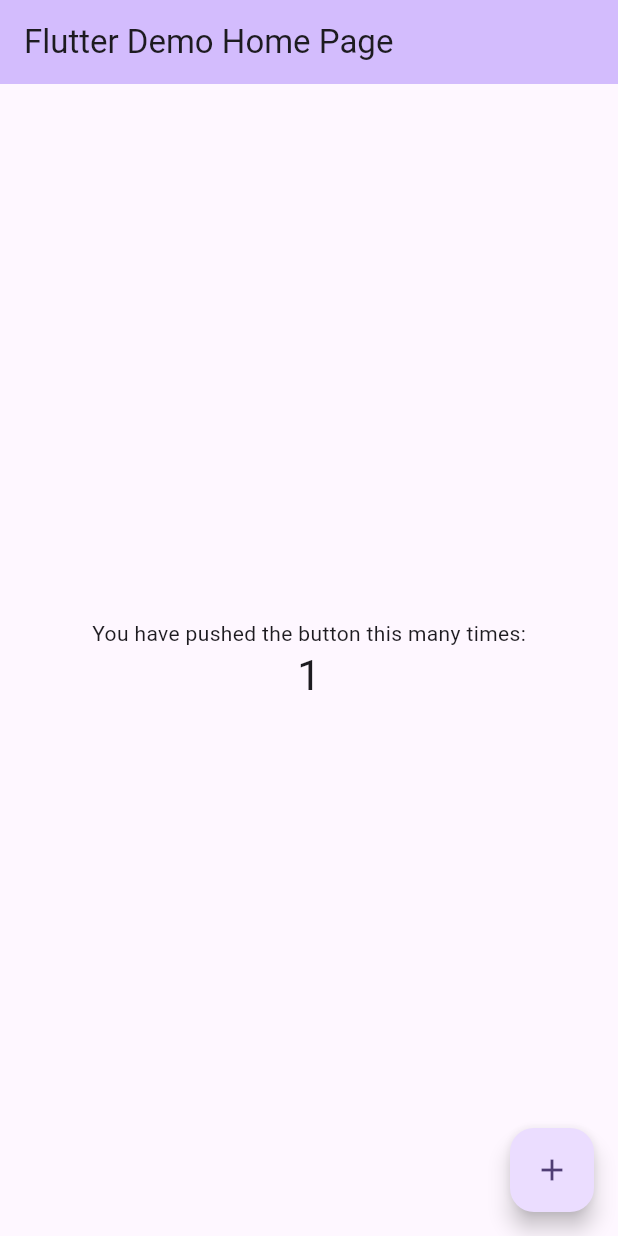
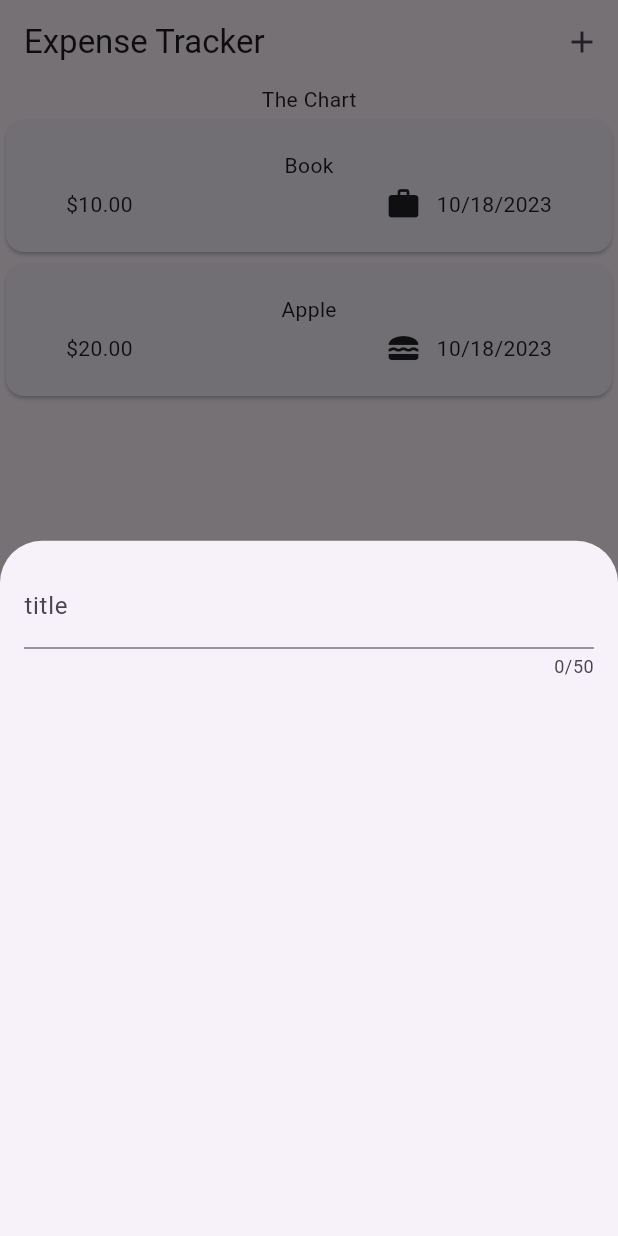
Before and after one commit to hzmehab/expense_tracker, a Flutter app: the screen it shows after launch, after a tap on the "add" icon, on a phone screen of 412 x 824 dp. Run offline on Flutter 3.47's test engine with Material 2 defaults, Android fonts, the phone set to English and light mode, and no system bars.

Commit message:
add expenses screen to display some widgets, create data model with unique id and creating a custome list

```diff
--- a/lib/main.dart
+++ b/lib/main.dart
@@ -1,125 +1,10 @@
+import 'package:expense_tracker/widgets/expenses.dart';
 import 'package:flutter/material.dart';
 
 void main() {
-  runApp(const MyApp());
+  runApp(MaterialApp(
+    debugShowCheckedModeBanner: false,
+    theme: ThemeData(useMaterial3: true),
+    home: const Expenses(),
+  ));
 }
-
-class MyApp extends StatelessWidget {
-  const MyApp({super.key});
-
-  // This widget is the root of your application.
-  @override
-  Widget build(BuildContext context) {
-    return MaterialApp(
-      title: 'Flutter Demo',
-      theme: ThemeData(
-        // This is the theme of your application.
-        //
-        // TRY THIS: Try running your application with "flutter run". You'll see
-        // the application has a blue toolbar. Then, without quitting the app,
-        // try changing the seedColor in the colorScheme below to Colors.green
-        // and then invoke "hot reload" (save your changes or press the "hot
-        // reload" button in a Flutter-supported IDE, or press "r" if you used
-        // the command line to start the app).
-        //
-        // Notice that the counter didn't reset back to zero; the application
-        // state is not lost during the reload. To reset the state, use hot
-        // restart instead.
-        //
-        // This works for code too, not just values: Most code changes can be
-        // tested with just a hot reload.
-        colorScheme: ColorScheme.fromSeed(seedColor: Colors.deepPurple),
-        useMaterial3: true,
-      ),
-      home: const MyHomePage(title: 'Flutter Demo Home Page'),
-    );
-  }
-}
-
-class MyHomePage extends StatefulWidget {
-  const MyHomePage({super.key, required this.title});
-
-  // This widget is the home page of your application. It is stateful, meaning
-  // that it has a State object (defined below) that contains fields that affect
-  // how it looks.
-
-  // This class is the configuration for the state. It holds the values (in this
-  // case the title) provided by the parent (in this case the App widget) and
-  // used by the build method of the State. Fields in a Widget subclass are
-  // always marked "final".
-
-  final String title;
-
-  @override
-  State<MyHomePage> createState() => _MyHomePageState();
-}
-
-class _MyHomePageState extends State<MyHomePage> {
-  int _counter = 0;
-
-  void _incrementCounter() {
-    setState(() {
-      // This call to setState tells the Flutter framework that something has
-      // changed in this State, which causes it to rerun the build method below
-      // so that the display can reflect the updated values. If we changed
-      // _counter without calling setState(), then the build method would not be
-      // called again, and so nothing would appear to happen.
-      _counter++;
-    });
-  }
-
-  @override
-  Widget build(BuildContext context) {
-    // This method is rerun every time setState is called, for instance as done
-    // by the _incrementCounter method above.
-    //
-    // The Flutter framework has been optimized to make rerunning build methods
-    // fast, so that you can just rebuild anything that needs updating rather
-    // than having to individually change instances of widgets.
-    return Scaffold(
-      appBar: AppBar(
-        // TRY THIS: Try changing the color here to a specific color (to
-        // Colors.amber, perhaps?) and trigger a hot reload to see the AppBar
-        // change color while the other colors stay the same.
-        backgroundColor: Theme.of(context).colorScheme.inversePrimary,
-        // Here we take the value from the MyHomePage object that was created by
-        // the App.build method, and use it to set our appbar title.
-        title: Text(widget.title),
-      ),
-      body: Center(
-        // Center is a layout widget. It takes a single child and positions it
-        // in the middle of the parent.
-        child: Column(
-          // Column is also a layout widget. It takes a list of children and
-          // arranges them vertically. By default, it sizes itself to fit its
-          // children horizontally, and tries to be as tall as its parent.
-          //
-          // Column has various properties to control how it sizes itself and
-          // how it positions its children. Here we use mainAxisAlignment to
-          // center the children vertically; the main axis here is the vertical
-          // axis because Columns are vertical (the cross axis would be
-          // horizontal).
-          //
-          // TRY THIS: Invoke "debug painting" (choose the "Toggle Debug Paint"
-          // action in the IDE, or press "p" in the console), to see the
-          // wireframe for each widget.
-          mainAxisAlignment: MainAxisAlignment.center,
-          children: <Widget>[
-            const Text(
-              'You have pushed the button this many times:',
-            ),
-            Text(
-              '$_counter',
-              style: Theme.of(context).textTheme.headlineMedium,
-            ),
-          ],
-        ),
-      ),
-      floatingActionButton: FloatingActionButton(
-        onPressed: _incrementCounter,
-        tooltip: 'Increment',
-        child: const Icon(Icons.add),
-      ), // This trailing comma makes auto-formatting nicer for build methods.
-    );
-  }
-}
--- /dev/null
+++ b/lib/models/expense.dart
@@ -0,0 +1,35 @@
+import 'package:flutter/material.dart';
+import 'package:uuid/uuid.dart';
+import 'package:intl/intl.dart';
+
+final formatter = DateFormat.yMd();
+
+const uuid = Uuid();
+
+enum Category { food, travel, leisure, work }
+
+const categoryIcons = {
+  Category.food: Icons.lunch_dining,
+  Category.travel: Icons.flight_takeoff,
+  Category.leisure: Icons.movie,
+  Category.work: Icons.work,
+};
+
+class Expense {
+  Expense({
+    required this.title,
+    required this.amount,
+    required this.date,
+    required this.category,
+  }) : id = uuid.v4();
+
+  final String id;
+  final String title;
+  final double amount;
+  final DateTime date;
+  final Category category;
+
+  String get formattedDate {
+    return formatter.format(date);
+  }
+}
--- /dev/null
+++ b/lib/widgets/expenses.dart
@@ -0,0 +1,58 @@
+import 'package:expense_tracker/widgets/expenses_list/expenses_list.dart';
+import 'package:expense_tracker/models/expense.dart';
+import 'package:expense_tracker/widgets/new_expense.dart';
+import 'package:flutter/material.dart';
+
+class Expenses extends StatefulWidget {
+  const Expenses({super.key});
+
+  @override
+  State<Expenses> createState() {
+    return _Expenses();
+  }
+}
+
+class _Expenses extends State<Expenses> {
+  final List<Expense> _registeredExpenses = [
+    Expense(
+      title: 'Book',
+      amount: 10,
+      date: DateTime.now(),
+      category: Category.work,
+    ),
+    Expense(
+      title: 'Apple',
+      amount: 20,
+      date: DateTime.now(),
+      category: Category.food,
+    )
+  ];
+
+  void _openAddExpenseOverlay() {
+    showModalBottomSheet(
+        context: context, builder: (ctx) => const NewExpense());
+  }
+
+  @override
+  Widget build(BuildContext context) {
+    return Scaffold(
+      appBar: AppBar(
+        title: const Text('Expense Tracker'),
+        actions: [
+          IconButton(
+            onPressed: _openAddExpenseOverlay,
+            icon: const Icon(Icons.add),
+          )
+        ],
+      ),
+      body: Column(
+        children: [
+          const Text('The Chart'),
+          Expanded(
+            child: ExpensesList(expenses: _registeredExpenses),
+          ),
+        ],
+      ),
+    );
+  }
+}
--- /dev/null
+++ b/lib/widgets/expenses_list/expense_item.dart
@@ -0,0 +1,42 @@
+import 'package:expense_tracker/models/expense.dart';
+import 'package:flutter/material.dart';
+
+class ExpenseItem extends StatelessWidget {
+  const ExpenseItem(this.expense, {super.key});
+
+  final Expense expense;
+
+  @override
+  Widget build(BuildContext context) {
+    return Card(
+        child: Padding(
+      padding: const EdgeInsets.symmetric(
+        horizontal: 40,
+        vertical: 20,
+      ),
+      child: Column(
+        children: [
+          Text(expense.title),
+          const SizedBox(
+            height: 4,
+          ),
+          Row(
+            children: [
+              Text('\$${expense.amount.toStringAsFixed(2)}'),
+              const Spacer(),
+              Row(
+                children: [
+                  Icon(categoryIcons[expense.category]),
+                  const SizedBox(
+                    width: 10,
+                  ),
+                  Text(expense.formattedDate)
+                ],
+              )
+            ],
+          ),
+        ],
+      ),
+    ));
+  }
+}
--- /dev/null
+++ b/lib/widgets/expenses_list/expenses_list.dart
@@ -0,0 +1,17 @@
+import 'package:expense_tracker/models/expense.dart';
+import 'package:expense_tracker/widgets/expenses_list/expense_item.dart';
+import 'package:flutter/material.dart';
+
+class ExpensesList extends StatelessWidget {
+  const ExpensesList({super.key, required this.expenses});
+
+  final List<Expense> expenses;
+
+  @override
+  Widget build(BuildContext context) {
+    return ListView.builder(
+      itemCount: expenses.length,
+      itemBuilder: (ctx, index) => ExpenseItem(expenses[index]),
+    );
+  }
+}
--- /dev/null
+++ b/lib/widgets/new_expense.dart
@@ -0,0 +1,29 @@
+import 'package:flutter/material.dart';
+
+class NewExpense extends StatefulWidget {
+  const NewExpense({super.key});
+
+  @override
+  State<NewExpense> createState() {
+    return _NewExpenseState();
+  }
+}
+
+class _NewExpenseState extends State<NewExpense> {
+  @override
+  Widget build(BuildContext context) {
+    return const Padding(
+      padding: EdgeInsets.all(16),
+      child: Column(
+        children: [
+          TextField(
+            maxLength: 50,
+            decoration: InputDecoration(
+              label: Text('title'),
+            ),
+          )
+        ],
+      ),
+    );
+  }
+}
--- a/pubspec.yaml
+++ b/pubspec.yaml
@@ -35,6 +35,8 @@ dependencies:
   # The following adds the Cupertino Icons font to your application.
   # Use with the CupertinoIcons class for iOS style icons.
   cupertino_icons: ^1.0.2
+  uuid: ^4.1.0
+  intl: ^0.18.1
 
 dev_dependencies:
   flutter_test:
```
Also changed, not shown: pubspec.lock, 1 other file.
